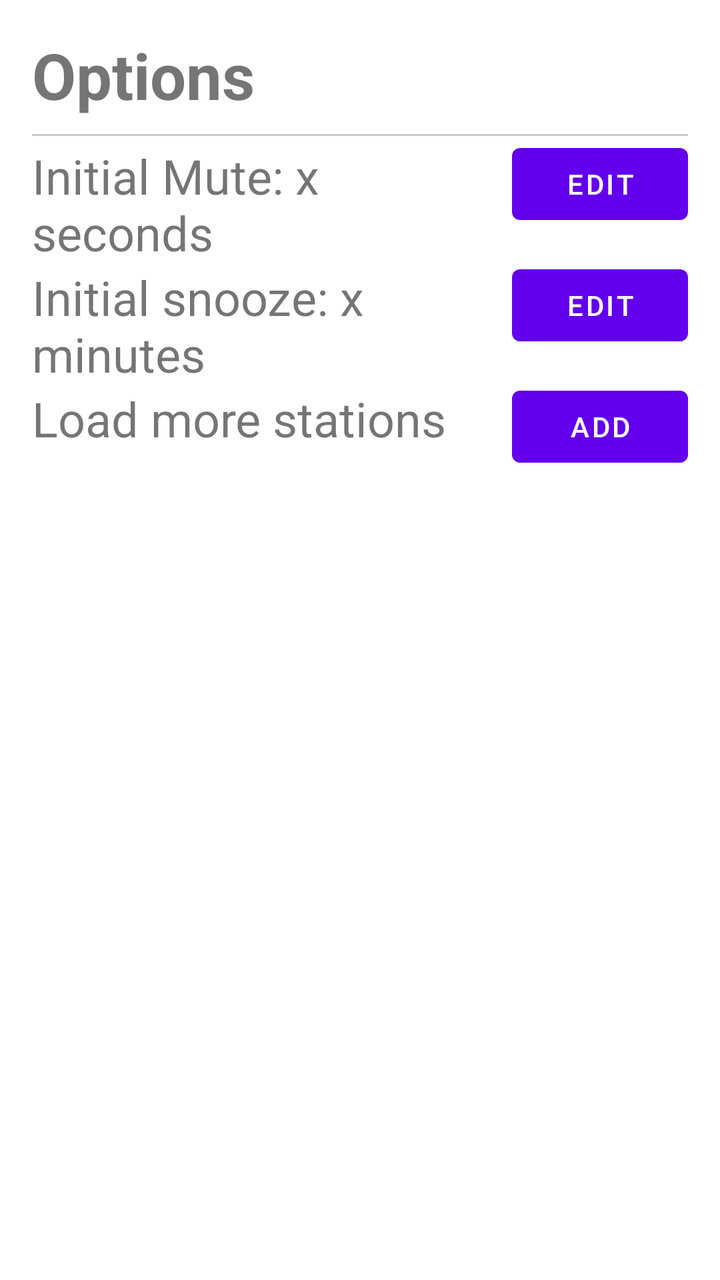
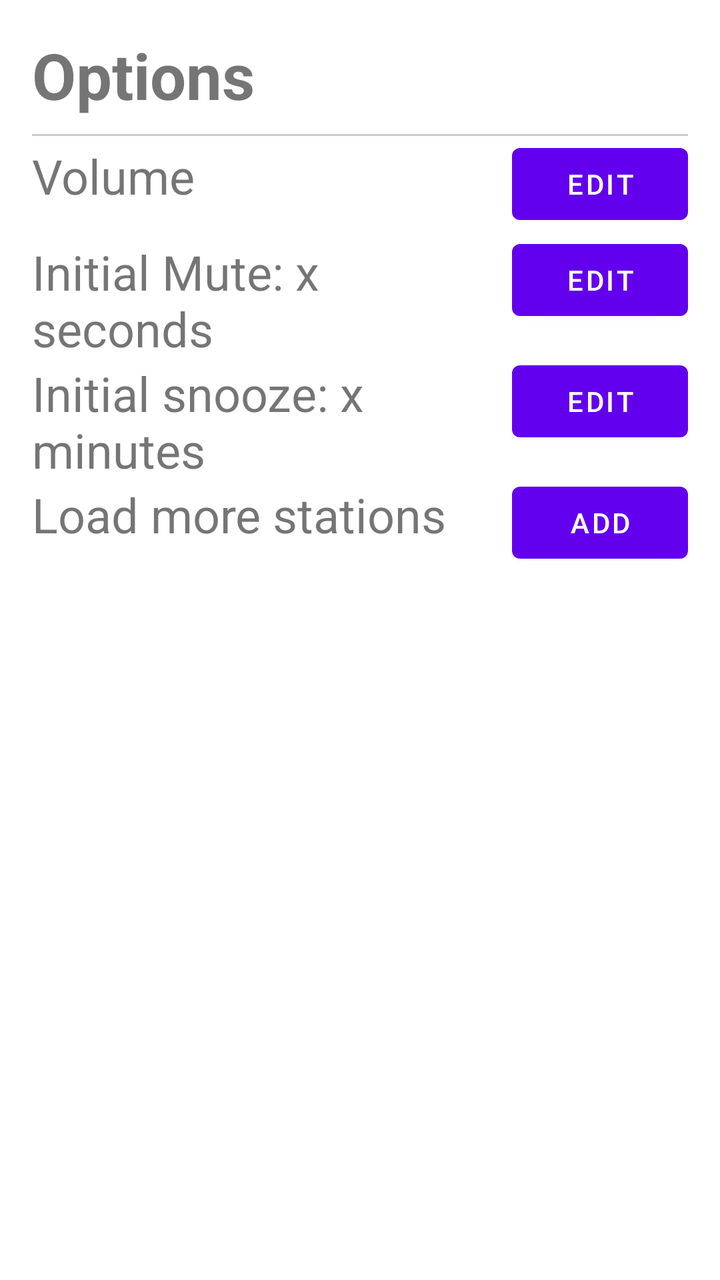

Screens rendered from an Android XML layout before and after an edit, with the pre-edit source and the edit as a unified diff.
<!-- AndroidManifest.xml: application theme Theme.BskiRadioAlarm -->
<!-- res/layout/fragment_options.xml -->
<?xml version="1.0" encoding="utf-8"?>
<androidx.constraintlayout.widget.ConstraintLayout xmlns:android="http://schemas.android.com/apk/res/android"
    xmlns:app="http://schemas.android.com/apk/res-auto"
    xmlns:tools="http://schemas.android.com/tools"
    android:layout_width="match_parent"
    android:layout_height="match_parent"
    android:padding="16dp"
    tools:context=".ui.options.OptionsFragment">



    <LinearLayout
        android:layout_width="match_parent"
        android:layout_height="wrap_content"
        android:orientation="vertical">

        <TextView
            android:id="@+id/sectionTitle"
            android:layout_width="match_parent"
            android:layout_height="wrap_content"
            android:text="Options"
            android:textSize="32sp"
            android:textStyle="bold"
            android:paddingBottom="8dp" />

        <View
            android:layout_width="match_parent"
            android:layout_height="1dp"
            android:background="#CCCCCC" />

        <LinearLayout
            xmlns:android="http://schemas.android.com/apk/res/android"
            android:layout_width="match_parent"
            android:layout_height="wrap_content"
            android:orientation="horizontal">
            <TextView
                android:id="@+id/muteInfo"
                android:layout_width="wrap_content"
                android:layout_height="wrap_content"
                android:layout_weight="1"
                android:textSize="24dp"
                android:text="Initial Mute: x seconds" />
            <Button
                android:id="@+id/muteWheelBtn"
                android:layout_width="wrap_content"
                android:layout_height="wrap_content"
                android:text="Edit" />
        </LinearLayout>

        <LinearLayout
            xmlns:android="http://schemas.android.com/apk/res/android"
            android:layout_width="match_parent"
            android:layout_height="wrap_content"
            android:orientation="horizontal">
            <TextView
                android:id="@+id/snoozeInfo"
                android:layout_width="wrap_content"
                android:layout_height="wrap_content"
                android:layout_weight="1"
                android:textSize="24dp"
                android:text="Initial snooze: x minutes" />
            <Button
                android:id="@+id/snoozeWheelBtn"
                android:layout_width="wrap_content"
                android:layout_height="wrap_content"
                android:text="Edit" />
        </LinearLayout>



















        <LinearLayout
            xmlns:android="http://schemas.android.com/apk/res/android"
            android:layout_width="match_parent"
            android:layout_height="wrap_content"
            android:orientation="horizontal">
            <TextView
                android:layout_width="wrap_content"
                android:layout_height="wrap_content"
                android:layout_weight="1"
                android:textSize="24dp"
                android:text="Load more stations" />
            <Button
                android:id="@+id/loadMoreBtn"
                android:layout_width="wrap_content"
                android:layout_height="wrap_content"
                android:text="Add" />
        </LinearLayout>

    </LinearLayout>

</androidx.constraintlayout.widget.ConstraintLayout>
<!-- resources referenced by this layout -->
<resources>
  <style name="Theme.BskiRadioAlarm" parent="Theme.MaterialComponents.DayNight.DarkActionBar">
          
          <item name="colorPrimary">@color/purple_500</item>
          <item name="colorPrimaryVariant">@color/purple_700</item>
          <item name="colorOnPrimary">@color/white</item>
          
          <item name="colorSecondary">@color/teal_200</item>
          <item name="colorSecondaryVariant">@color/teal_700</item>
          <item name="colorOnSecondary">@color/black</item>
          
          <item name="android:statusBarColor">?attr/colorPrimaryVariant</item>
          
      </style>
  <color name="purple_500">#FF6200EE</color>
  <color name="purple_700">#FF3700B3</color>
  <color name="white">#FFFFFFFF</color>
  <color name="teal_200">#FF03DAC5</color>
  <color name="teal_700">#FF018786</color>
  <color name="black">#FF000000</color>
</resources>

<!-- the commit's change to res/layout/fragment_options.xml (unified diff, before → after) -->
@@ -27,6 +27,25 @@
             android:layout_width="match_parent"
             android:layout_height="1dp"
             android:background="#CCCCCC" />
+
+        <LinearLayout
+            xmlns:android="http://schemas.android.com/apk/res/android"
+            android:layout_width="match_parent"
+            android:layout_height="wrap_content"
+            android:orientation="horizontal">
+            <TextView
+                android:id="@+id/volumeInfo"
+                android:layout_width="wrap_content"
+                android:layout_height="wrap_content"
+                android:layout_weight="1"
+                android:textSize="24dp"
+                android:text="Volume" />
+            <Button
+                android:id="@+id/volumeWheelBtn"
+                android:layout_width="wrap_content"
+                android:layout_height="wrap_content"
+                android:text="Edit" />
+        </LinearLayout>
 
         <LinearLayout
             xmlns:android="http://schemas.android.com/apk/res/android"
